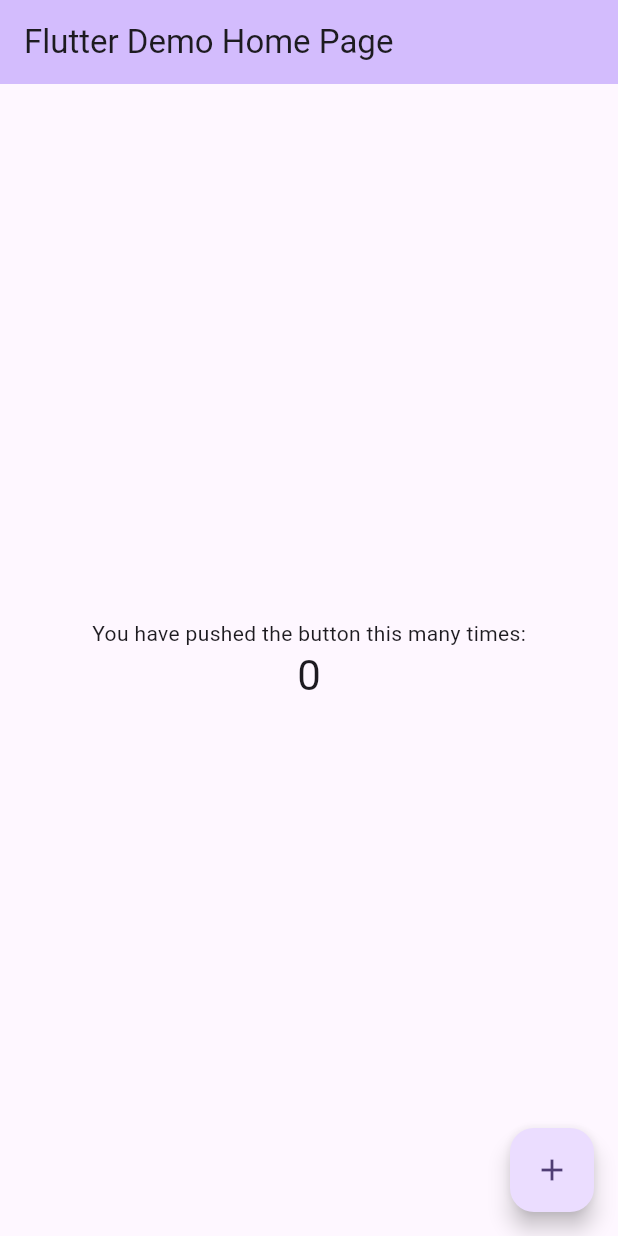
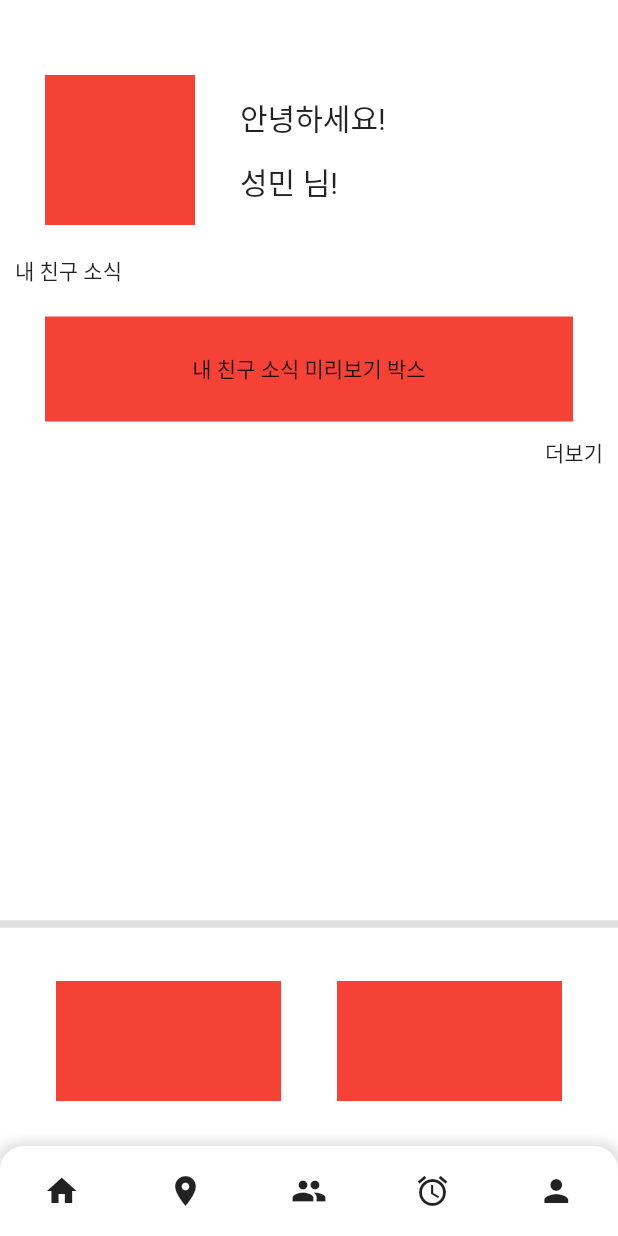
Before and after one commit to Blood-Mate/blood-mate-app, a Flutter app: the screen it shows after launch, on a phone screen of 412 x 824 dp. Run offline on Flutter 3.47's test engine with Material 2 defaults, Android fonts, the light colour scheme and no system bars; our stand-ins replace go_router.

Commit message:
make view folder

```diff
--- /dev/null
+++ b/lib/app.dart
@@ -0,0 +1,113 @@
+import 'package:flutter/material.dart';
+import 'package:go_router/go_router.dart';
+
+import 'view/pages.dart';
+
+// ShellRoute를 위한 Key설정
+GlobalKey<NavigatorState> _rootkey = GlobalKey<NavigatorState>();
+GlobalKey<NavigatorState> _homekey = GlobalKey<NavigatorState>();
+
+class BloodMateApp extends StatelessWidget {
+  BloodMateApp({super.key});
+
+  @override
+  Widget build(BuildContext context) {
+    return MaterialApp.router(
+      routerConfig: _router,
+      theme: _theme,
+      builder: (context, child) => ScrollConfiguration(
+        behavior: DiableScrollGlow(),
+        child: child ?? Container(),
+      ),
+    );
+  }
+
+  final GoRouter _router = GoRouter(
+    navigatorKey: _rootkey,
+    initialLocation: '/home', //'/splash',
+    routes: [
+      GoRoute(
+        path: '/',
+        redirect: (_, __) => '/splash',
+      ),
+      GoRoute(
+        path: '/splash',
+        builder: (context, state) {
+          return const SplashPage();
+        },
+      ),
+      GoRoute(
+        path: '/login',
+        builder: (context, state) {
+          return LogInPage();
+        },
+      ),
+      GoRoute(
+        path: '/signin',
+        builder: (context, state) {
+          return SignInPage();
+        },
+      ),
+      // GoRoute(
+      //   path: '/home',
+      //   redirect: (_, __) {
+      //     var now = DateTime.now();
+      //     return '/habit/${now.year}/${now.month}/${now.day}';
+      //   },
+      // ),
+      ShellRoute(
+        navigatorKey: _homekey,
+        builder: (context, state, child) {
+          return HomeScaffold(child: child);
+        },
+        routes: [
+          // GoRoute(
+          //   path: '/habit/:year(\\d+)/:month(\\d+)/:day(\\d+)',
+          //   builder: (context, state) => LocalDonationPage(
+          //     selectedDate: DateTime(
+          //       int.parse(state.params['year']!),
+          //       int.parse(state.params['month']!),
+          //       int.parse(state.params['day']!),
+          //     ),
+          //   ),
+          // ),
+          GoRoute(
+            path: '/home',
+            builder: (context, state) => HomePage(),
+          ),
+          GoRoute(
+            path: '/local',
+            builder: (context, state) => LocalDonationPage(),
+          ),
+          GoRoute(
+            path: '/acquaintance',
+            builder: (context, state) => AcquaintancePage(),
+          ),
+          GoRoute(
+            path: '/alert',
+            builder: (context, state) => AlertPage(),
+          ),
+          GoRoute(
+            path: '/profile',
+            builder: (context, state) => ProfilePage(),
+          ),
+        ],
+      )
+    ],
+  );
+
+  final ThemeData _theme = ThemeData(
+    canvasColor: const Color(0xFFFFFFFF),
+    primaryColor: const Color(0xFFFF2525),
+    textTheme: const TextTheme(),
+  );
+}
+
+// diable lightning in SingChildScrollView
+class DiableScrollGlow extends ScrollBehavior {
+  @override
+  Widget buildOverscrollIndicator(
+      BuildContext context, Widget child, ScrollableDetails details) {
+    return child;
+  }
+}
--- a/lib/main.dart
+++ b/lib/main.dart
@@ -1,125 +1,11 @@
 import 'package:flutter/material.dart';
+import 'package:flutter/services.dart';
 
-void main() {
-  runApp(const MyApp());
+import 'app.dart';
+
+void main() async {
+  WidgetsFlutterBinding.ensureInitialized();
+  await SystemChrome.setPreferredOrientations([DeviceOrientation.portraitUp]);
+
+  runApp(BloodMateApp());
 }
-
-class MyApp extends StatelessWidget {
-  const MyApp({super.key});
-
-  // This widget is the root of your application.
-  @override
-  Widget build(BuildContext context) {
-    return MaterialApp(
-      title: 'Flutter Demo',
-      theme: ThemeData(
-        // This is the theme of your application.
-        //
-        // TRY THIS: Try running your application with "flutter run". You'll see
-        // the application has a blue toolbar. Then, without quitting the app,
-        // try changing the seedColor in the colorScheme below to Colors.green
-        // and then invoke "hot reload" (save your changes or press the "hot
-        // reload" button in a Flutter-supported IDE, or press "r" if you used
-        // the command line to start the app).
-        //
-        // Notice that the counter didn't reset back to zero; the application
-        // state is not lost during the reload. To reset the state, use hot
-        // restart instead.
-        //
-        // This works for code too, not just values: Most code changes can be
-        // tested with just a hot reload.
-        colorScheme: ColorScheme.fromSeed(seedColor: Colors.deepPurple),
-        useMaterial3: true,
-      ),
-      home: const MyHomePage(title: 'Flutter Demo Home Page'),
-    );
-  }
-}
-
-class MyHomePage extends StatefulWidget {
-  const MyHomePage({super.key, required this.title});
-
-  // This widget is the home page of your application. It is stateful, meaning
-  // that it has a State object (defined below) that contains fields that affect
-  // how it looks.
-
-  // This class is the configuration for the state. It holds the values (in this
-  // case the title) provided by the parent (in this case the App widget) and
-  // used by the build method of the State. Fields in a Widget subclass are
-  // always marked "final".
-
-  final String title;
-
-  @override
-  State<MyHomePage> createState() => _MyHomePageState();
-}
-
-class _MyHomePageState extends State<MyHomePage> {
-  int _counter = 0;
-
-  void _incrementCounter() {
-    setState(() {
-      // This call to setState tells the Flutter framework that something has
-      // changed in this State, which causes it to rerun the build method below
-      // so that the display can reflect the updated values. If we changed
-      // _counter without calling setState(), then the build method would not be
-      // called again, and so nothing would appear to happen.
-      _counter++;
-    });
-  }
-
-  @override
-  Widget build(BuildContext context) {
-    // This method is rerun every time setState is called, for instance as done
-    // by the _incrementCounter method above.
-    //
-    // The Flutter framework has been optimized to make rerunning build methods
-    // fast, so that you can just rebuild anything that needs updating rather
-    // than having to individually change instances of widgets.
-    return Scaffold(
-      appBar: AppBar(
-        // TRY THIS: Try changing the color here to a specific color (to
-        // Colors.amber, perhaps?) and trigger a hot reload to see the AppBar
-        // change color while the other colors stay the same.
-        backgroundColor: Theme.of(context).colorScheme.inversePrimary,
-        // Here we take the value from the MyHomePage object that was created by
-        // the App.build method, and use it to set our appbar title.
-        title: Text(widget.title),
-      ),
-      body: Center(
-        // Center is a layout widget. It takes a single child and positions it
-        // in the middle of the parent.
-        child: Column(
-          // Column is also a layout widget. It takes a list of children and
-          // arranges them vertically. By default, it sizes itself to fit its
-          // children horizontally, and tries to be as tall as its parent.
-          //
-          // Column has various properties to control how it sizes itself and
-          // how it positions its children. Here we use mainAxisAlignment to
-          // center the children vertically; the main axis here is the vertical
-          // axis because Columns are vertical (the cross axis would be
-          // horizontal).
-          //
-          // TRY THIS: Invoke "debug painting" (choose the "Toggle Debug Paint"
-          // action in the IDE, or press "p" in the console), to see the
-          // wireframe for each widget.
-          mainAxisAlignment: MainAxisAlignment.center,
-          children: <Widget>[
-            const Text(
-              'You have pushed the button this many times:',
-            ),
-            Text(
-              '$_counter',
-              style: Theme.of(context).textTheme.headlineMedium,
-            ),
-          ],
-        ),
-      ),
-      floatingActionButton: FloatingActionButton(
-        onPressed: _incrementCounter,
-        tooltip: 'Increment',
-        child: const Icon(Icons.add),
-      ), // This trailing comma makes auto-formatting nicer for build methods.
-    );
-  }
-}
--- /dev/null
+++ b/lib/view/common/home_scaffold.dart
@@ -0,0 +1,102 @@
+import 'package:flutter/material.dart';
+import 'package:go_router/go_router.dart';
+
+class HomeScaffold extends StatelessWidget {
+  final Widget child;
+
+  const HomeScaffold({super.key, required this.child});
+
+  @override
+  Widget build(BuildContext context) {
+    return Scaffold(
+      body: child,
+      bottomNavigationBar: const NavBar(),
+    );
+  }
+}
+
+class NavBar extends StatefulWidget {
+  const NavBar({super.key});
+
+  @override
+  State<NavBar> createState() => _NavBarState();
+}
+
+class _NavBarState extends State<NavBar> {
+  int _menu = 0;
+
+  @override
+  Widget build(BuildContext context) {
+    // var calendar_icon = (_menu == 0)
+    //     ? Image.asset("assets/icons/calendar_act.png", width: 30, height: 30)
+    //     : Image.asset("assets/icons/calendar.png", width: 30, height: 30);
+
+    // var pet_icon = (_menu == 1)
+    //     ? Image.asset("assets/icons/pet_act.png", width: 30, height: 30)
+    //     : Image.asset("assets/icons/pet.png", width: 30, height: 30);
+
+    // var profile_icon = (_menu == 2)
+    //     ? Image.asset("assets/icons/profile_act.png", width: 30, height: 30)
+    //     : Image.asset("assets/icons/profile.png", width: 30, height: 30);
+
+    return Container(
+      height: 60,
+      decoration: BoxDecoration(
+        borderRadius: const BorderRadius.vertical(top: Radius.circular(16.0)),
+        boxShadow: [
+          BoxShadow(
+            color: Colors.grey.withOpacity(0.3),
+            spreadRadius: 3,
+            blurRadius: 5,
+          )
+        ],
+        color: Colors.white,
+      ),
+      child: Row(
+        mainAxisAlignment: MainAxisAlignment.spaceAround,
+        children: [
+          IconButton(
+            onPressed: (() {
+              //_menu = 0;
+              GoRouter.of(context).go('/home');
+            }),
+            icon: Icon(Icons.home),
+            enableFeedback: false,
+          ),
+          IconButton(
+            onPressed: (() {
+              //_menu = 1;
+              GoRouter.of(context).go('/local');
+            }),
+            icon: Icon(Icons.location_on),
+            enableFeedback: false,
+          ),
+          IconButton(
+            onPressed: (() {
+              //_menu = 1;
+              GoRouter.of(context).go('/acquaintance');
+            }),
+            icon: Icon(Icons.people),
+            enableFeedback: false,
+          ),
+          IconButton(
+            onPressed: (() {
+              //_menu = 1;
+              GoRouter.of(context).go('/alert');
+            }),
+            icon: Icon(Icons.alarm_outlined),
+            enableFeedback: false,
+          ),
+          IconButton(
+            onPressed: (() {
+              //_menu = 2;
+              GoRouter.of(context).go('/profile');
+            }),
+            icon: Icon(Icons.person),
+            enableFeedback: false,
+          ),
+        ],
+      ),
+    );
+  }
+}
--- /dev/null
+++ b/lib/view/log_in/log_in_page.dart
@@ -0,0 +1,10 @@
+import 'package:flutter/material.dart';
+
+class LogInPage extends StatelessWidget {
+  const LogInPage({super.key});
+
+  @override
+  Widget build(BuildContext context) {
+    return const Placeholder();
+  }
+}
--- /dev/null
+++ b/lib/view/main/acquaintance_page.dart
@@ -0,0 +1,12 @@
+import 'package:flutter/material.dart';
+
+class AcquaintancePage extends StatelessWidget {
+  const AcquaintancePage({super.key});
+
+  @override
+  Widget build(BuildContext context) {
+    return Container(
+      decoration: BoxDecoration(color: Colors.yellow),
+    );
+  }
+}
--- /dev/null
+++ b/lib/view/main/alert_page.dart
@@ -0,0 +1,12 @@
+import 'package:flutter/material.dart';
+
+class AlertPage extends StatelessWidget {
+  const AlertPage({super.key});
+
+  @override
+  Widget build(BuildContext context) {
+    return Container(
+      decoration: BoxDecoration(color: Colors.green),
+    );
+  }
+}
--- /dev/null
+++ b/lib/view/main/home_page.dart
@@ -0,0 +1,117 @@
+import 'package:flutter/material.dart';
+
+class HomePage extends StatelessWidget {
+  const HomePage({super.key});
+
+  @override
+  Widget build(BuildContext context) {
+    ThemeData theme = Theme.of(context);
+    Size screenSize = MediaQuery.of(context).size;
+
+    return Scaffold(
+        backgroundColor: theme.canvasColor,
+        body: Column(
+          children: [
+            HomePageHeader(),
+            Expanded(child: HomePageBody(screenSize)),
+            Divider(
+              color: Color(0x40808080),
+              thickness: 5.0,
+            ),
+            HomePageTail(screenSize),
+          ],
+        ));
+  }
+
+  Widget HomePageHeader() {
+    return Column(
+      children: [
+        SizedBox(height: 50),
+        Row(
+          children: [
+            SizedBox(width: 30),
+            Container(
+              width: 100,
+              height: 100,
+              decoration: BoxDecoration(color: Colors.red),
+            ),
+            SizedBox(width: 30),
+            Container(
+              height: 100,
+              child: const Column(
+                mainAxisAlignment: MainAxisAlignment.spaceEvenly,
+                crossAxisAlignment: CrossAxisAlignment.start,
+                children: [
+                  Text(
+                    '안녕하세요!',
+                    style: TextStyle(fontSize: 20),
+                  ),
+                  Text(
+                    '성민 님!',
+                    style: TextStyle(fontSize: 20),
+                  )
+                ],
+              ),
+            )
+          ],
+        ),
+      ],
+    );
+  }
+
+  Widget HomePageBody(Size screenSize) {
+    return Column(
+      mainAxisAlignment: MainAxisAlignment.start,
+      crossAxisAlignment: CrossAxisAlignment.center,
+      children: [
+        SizedBox(height: 20),
+        Container(
+            alignment: Alignment.centerLeft,
+            padding: EdgeInsets.symmetric(horizontal: 10),
+            child: Text('내 친구 소식')),
+        SizedBox(height: 20),
+        SingleChildScrollView(
+          child: Column(
+            children: [
+              Container(
+                margin: EdgeInsets.symmetric(horizontal: 30),
+                height: 70,
+                width: screenSize.width,
+                decoration: BoxDecoration(color: Colors.red),
+                child: Center(child: (Text('내 친구 소식 미리보기 박스'))),
+              )
+            ],
+          ),
+        ),
+        Container(
+            alignment: Alignment.bottomRight,
+            padding: EdgeInsets.all(10),
+            child: Text('더보기', textAlign: TextAlign.end))
+      ],
+    );
+  }
+
+  Widget HomePageTail(Size screenSize) {
+    return Container(
+      height: 140,
+      width: screenSize.width,
+      alignment: Alignment.center,
+      child: Row(
+        mainAxisAlignment: MainAxisAlignment.spaceEvenly,
+        crossAxisAlignment: CrossAxisAlignment.start,
+        children: [
+          Container(
+            width: 150,
+            height: 80,
+            decoration: BoxDecoration(color: Colors.red),
+          ),
+          Container(
+            width: 150,
+            height: 80,
+            decoration: BoxDecoration(color: Colors.red),
+          ),
+        ],
+      ),
+    );
+  }
+}
--- /dev/null
+++ b/lib/view/main/local_donation_page.dart
@@ -0,0 +1,12 @@
+import 'package:flutter/material.dart';
+
+class LocalDonationPage extends StatelessWidget {
+  const LocalDonationPage({super.key});
+
+  @override
+  Widget build(BuildContext context) {
+    return Container(
+      decoration: BoxDecoration(color: Colors.orange),
+    );
+  }
+}
--- /dev/null
+++ b/lib/view/main/main_pages.dart
@@ -0,0 +1,5 @@
+export 'home_page.dart';
+export 'local_donation_page.dart';
+export 'acquaintance_page.dart';
+export 'alert_page.dart';
+export 'profile_page.dart';
--- /dev/null
+++ b/lib/view/main/profile_page.dart
@@ -0,0 +1,12 @@
+import 'package:flutter/material.dart';
+
+class ProfilePage extends StatelessWidget {
+  const ProfilePage({super.key});
+
+  @override
+  Widget build(BuildContext context) {
+    return Container(
+      decoration: BoxDecoration(color: Colors.blue),
+    );
+  }
+}
--- /dev/null
+++ b/lib/view/pages.dart
@@ -0,0 +1,5 @@
+export 'main/main_pages.dart';
+export 'splash/splash_page.dart';
+export 'log_in/log_in_page.dart';
+export 'sign_in/sign_in_page.dart';
+export 'common/home_scaffold.dart';
--- /dev/null
+++ b/lib/view/sign_in/sign_in_page.dart
@@ -0,0 +1,10 @@
+import 'package:flutter/material.dart';
+
+class SignInPage extends StatelessWidget {
+  const SignInPage({super.key});
+
+  @override
+  Widget build(BuildContext context) {
+    return const Placeholder();
+  }
+}
--- /dev/null
+++ b/lib/view/splash/splash_page.dart
@@ -0,0 +1,10 @@
+import 'package:flutter/material.dart';
+
+class SplashPage extends StatelessWidget {
+  const SplashPage({super.key});
+
+  @override
+  Widget build(BuildContext context) {
+    return const Placeholder();
+  }
+}
--- a/pubspec.yaml
+++ b/pubspec.yaml
@@ -35,6 +35,7 @@ dependencies:
   # The following adds the Cupertino Icons font to your application.
   # Use with the CupertinoIcons class for iOS style icons.
   cupertino_icons: ^1.0.2
+  go_router: ^6.2.0
 
 dev_dependencies:
   flutter_test:
```
Also changed, not shown: assets/image/bloodmate_logo.png (added), lib/view/common/component.dart (added), pubspec.lock, 1 other file.
